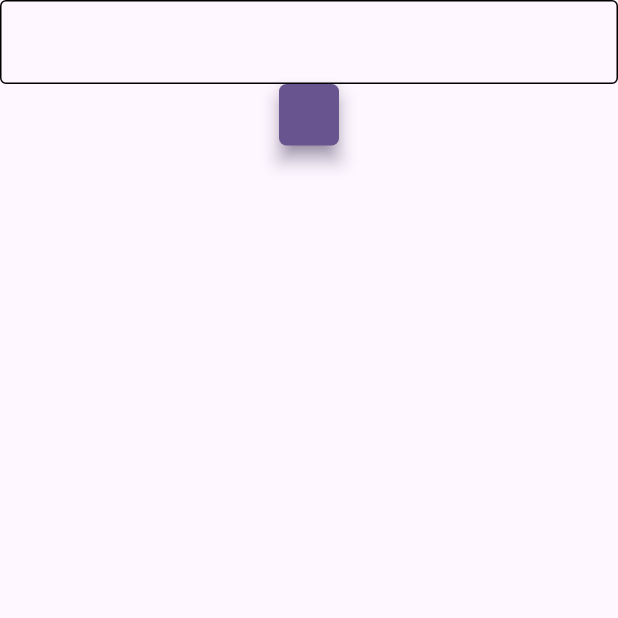
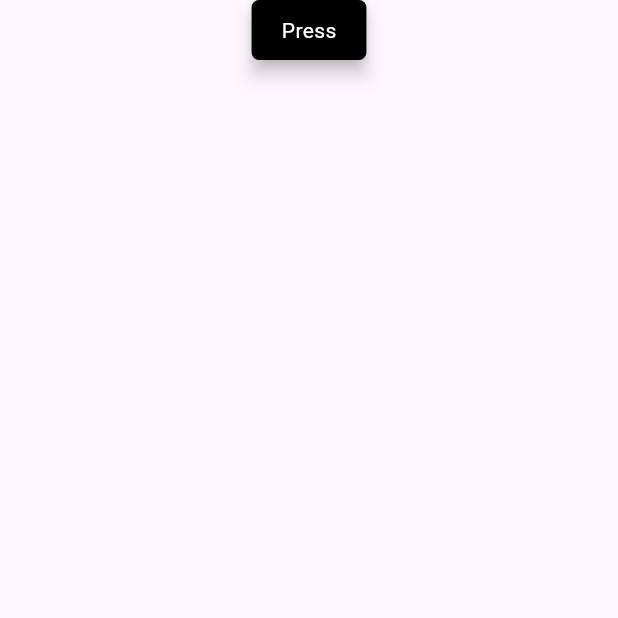
Before and after one commit to t-mabrar/flutter_components, a Flutter app: the screen it shows after launch, on a phone screen of 412 x 824 dp, the top half of it. Run offline on Flutter 3.47's test engine with Material 3 defaults, Android fonts, the phone set to English and light mode, and no system bars; our stand-ins replace flutter_styled_toast, fluttertoast, font_awesome_flutter, logger, streaming_shared_preferences.

Commit message:
Flutter project missing files readded, And made AppButton BG color depends on new value

```diff
--- a/example/lib/main.dart
+++ b/example/lib/main.dart
@@ -30,12 +30,13 @@ class MyHomePage extends StatefulWidget {
 class _MyHomePageState extends State<MyHomePage> {
   @override
   Widget build(BuildContext context) {
-    return Column(
-      children: [
-        AppFormTextField(),
-        AppButton(title: "", onPressed: () {}),
-        SizedBox(width: context.width),
-      ],
+    return Center(
+      child: Column(
+        crossAxisAlignment: CrossAxisAlignment.center,
+        children: [
+          AppButton(title: "Press", onPressed: () {}, color: Colors.black),
+        ],
+      ),
     );
   }
 }
--- a/lib/src/core/extensions.dart
+++ b/lib/src/core/extensions.dart
@@ -2,11 +2,7 @@ import 'dart:ui';
 
 import 'package:flutter/material.dart';
 
-bool get kIsMobile =>
-    MediaQueryData.fromView(
-      PlatformDispatcher.instance.implicitView!,
-    ).size.width <
-    480.0;
+
 
 extension AppContext on BuildContext {
   double get width => MediaQuery.of(this).size.width;
```
Also changed, not shown: lib/src/widgets/app_button.dart (+8 -0 lines), example/pubspec.lock, 10 other files.
